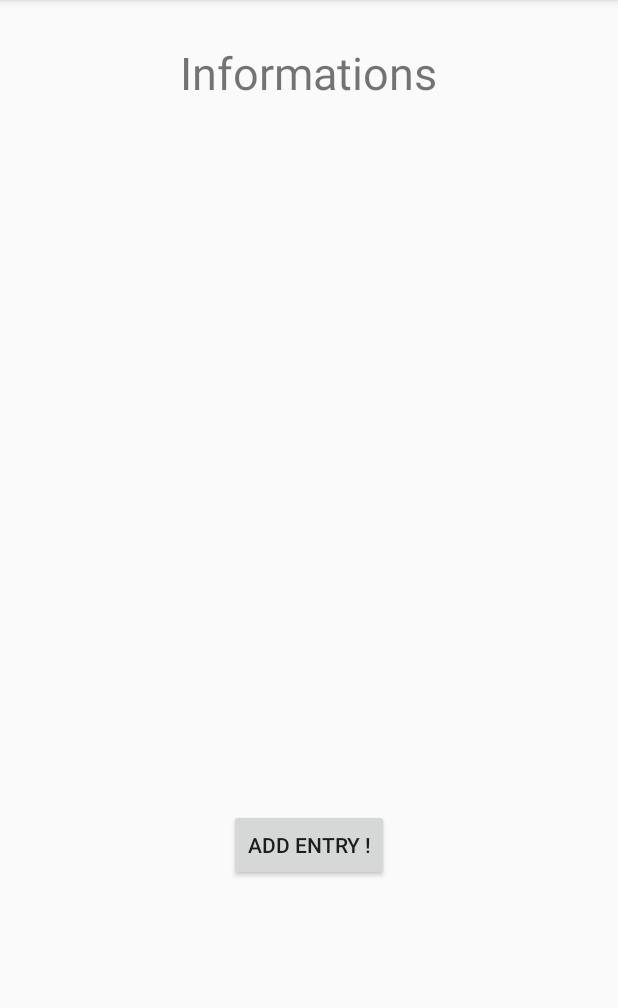
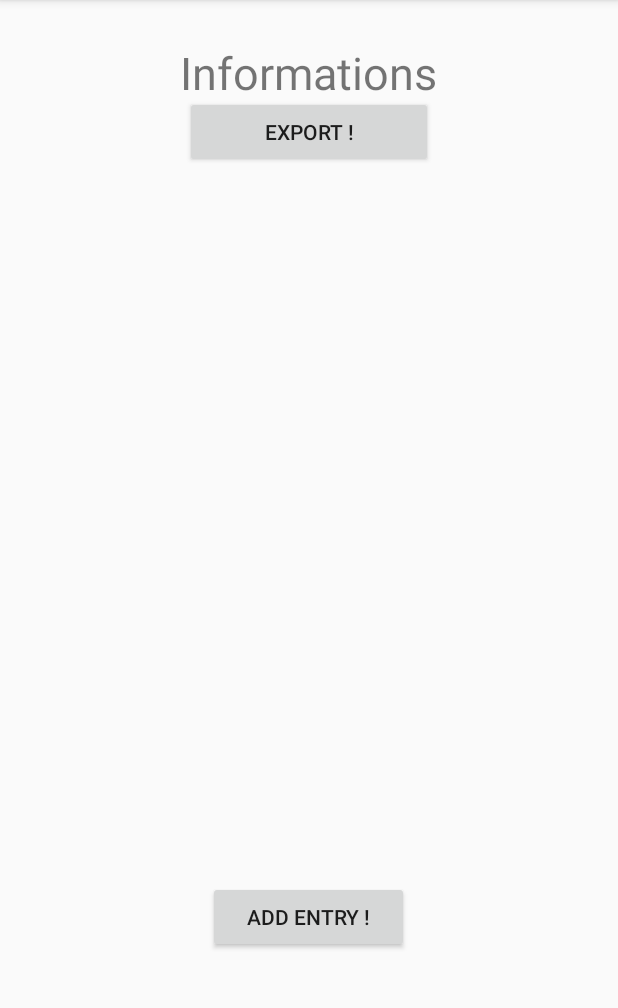
Before and after one commit to Epsiilon/AndroidPassword, an Android app: the MainActivity screen opened directly, with no data from a screen before it, on a phone screen of 412 x 824 dp, the part 84-1092 px from its top. Run offline under Robolectric (Android 15) with nearby library versions, the phone set to English and light mode, and no system bars; our stand-ins replace Firebase (no records; nobody signed in at launch, a user with empty details on screens opened directly).

Commit message:
creating export of file

```diff
--- a/app/src/main/java/com/esgi/androidPassword/MainActivity.java
+++ b/app/src/main/java/com/esgi/androidPassword/MainActivity.java
@@ -24,6 +24,14 @@ public class MainActivity extends AppCompatActivity implements DataFragment.OnLi
             }
         });
 
+        Button btnExport = findViewById(R.id.btnExport);
+        btnExport.setOnClickListener(new View.OnClickListener() {
+            @Override
+            public void onClick(final View v) {
+                startExportActivity();
+            }
+        });
+
     }
 
     @Override
@@ -40,4 +48,12 @@ public class MainActivity extends AppCompatActivity implements DataFragment.OnLi
         Intent intent = new Intent(this, CreationActivity.class);
         startActivity(intent);
     }
+
+    /**
+     * Start ExportActivity
+     */
+    private void startExportActivity() {
+        Intent intent = new Intent(this, ExportActivity.class);
+        startActivity(intent);
+    }
 }
--- a/app/src/main/res/layout/activity_main.xml
+++ b/app/src/main/res/layout/activity_main.xml
@@ -9,7 +9,7 @@
     <ScrollView
         android:layout_width="match_parent"
         android:layout_height="match_parent"
-        tools:layout_editor_absoluteX="16dp"
+        tools:layout_editor_absoluteX="0dp"
         tools:layout_editor_absoluteY="0dp">
 
         <LinearLayout
@@ -33,6 +33,14 @@
                 app:layout_constraintStart_toStartOf="parent"
                 app:layout_constraintTop_toTopOf="parent" />
 
+            <Button
+                android:id="@+id/btnExport"
+                android:layout_width="165dp"
+                android:layout_height="wrap_content"
+                android:text="Export !"
+                tools:layout_editor_absoluteX="129dp"
+                tools:layout_editor_absoluteY="603dp" />
+
             <fragment
                 android:id="@+id/fragment"
                 android:name="com.esgi.androidPassword.DataFragment"
@@ -46,11 +54,12 @@
 
             <Button
                 android:id="@+id/btnAdd"
-                android:layout_width="wrap_content"
+                android:layout_width="134dp"
                 android:layout_height="wrap_content"
                 android:text="Add entry !"
                 tools:layout_editor_absoluteX="129dp"
                 tools:layout_editor_absoluteY="603dp" />
+
         </LinearLayout>
 
     </ScrollView>
```
Also changed, not shown: app/src/main/java/com/esgi/androidPassword/ExportActivity.java (+100 -0 lines), app/src/main/res/layout/activity_export.xml (+21 -0 lines).
